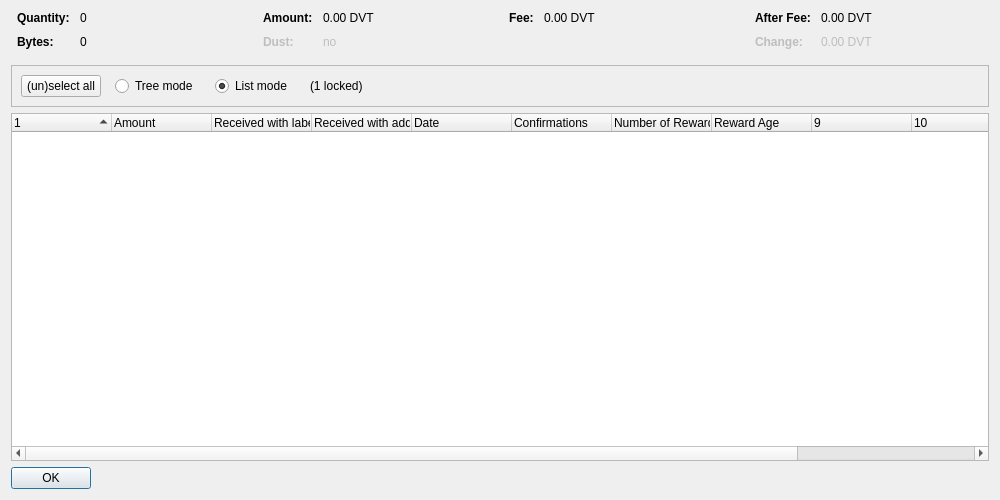
This is src/qt/forms/coincontroldialog.ui in devaultcrypto/devault as Qt 5 draws it before an edit. The edited form follows.
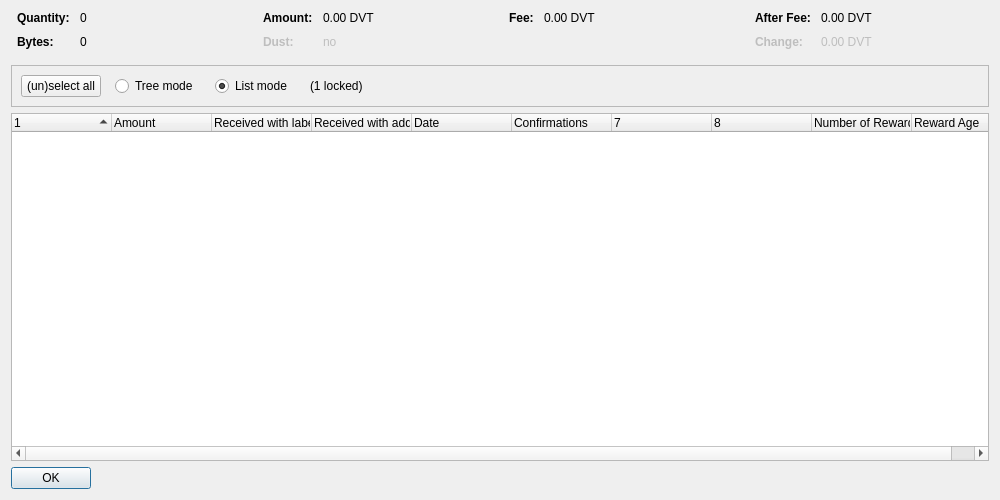
This is the edited form. Custom widgets are drawn as their Qt base class.

Commit message: fix reward column labels

Patch:
```diff
--- a/src/qt/forms/coincontroldialog.ui
+++ b/src/qt/forms/coincontroldialog.ui
@@ -402,7 +402,7 @@
       <bool>false</bool>
      </property>
      <property name="columnCount">
-      <number>12</number>
+      <number>10</number>
      </property>
      <attribute name="headerShowSortIndicator" stdset="0">
       <bool>true</bool>
@@ -443,6 +443,14 @@
        <string>Confirmed</string>
       </property>
      </column>
+     <column>
+      <property name="text">
+      </property>
+     </column>
+     <column>
+      <property name="text">
+      </property>
+     </column>
      <column>
       <property name="text">
        <string>Number of Rewards</string>
@@ -453,26 +461,6 @@
        <string>Reward Age</string>
       </property>
      </column>
-     <column>
-      <property name="text">
-       <string/>
-      </property>
-     </column>
-     <column>
-      <property name="text">
-       <string/>
-      </property>
-     </column>
-     <column>
-      <property name="text">
-       <string/>
-      </property>
-     </column>
-     <column>
-      <property name="text">
-       <string/>
-      </property>
-     </column>
     </widget>
    </item>
    <item>
```
